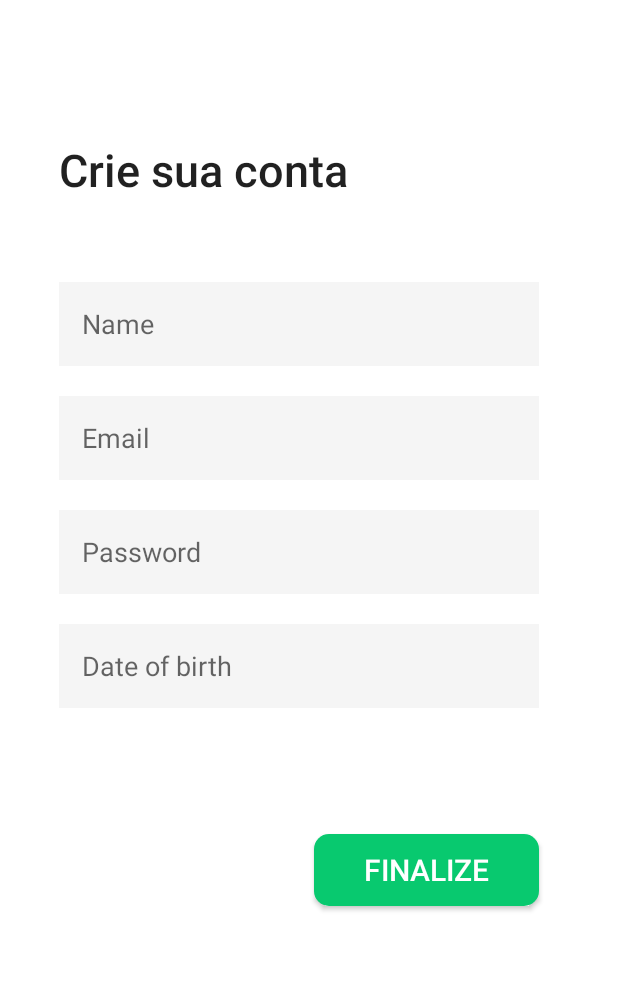
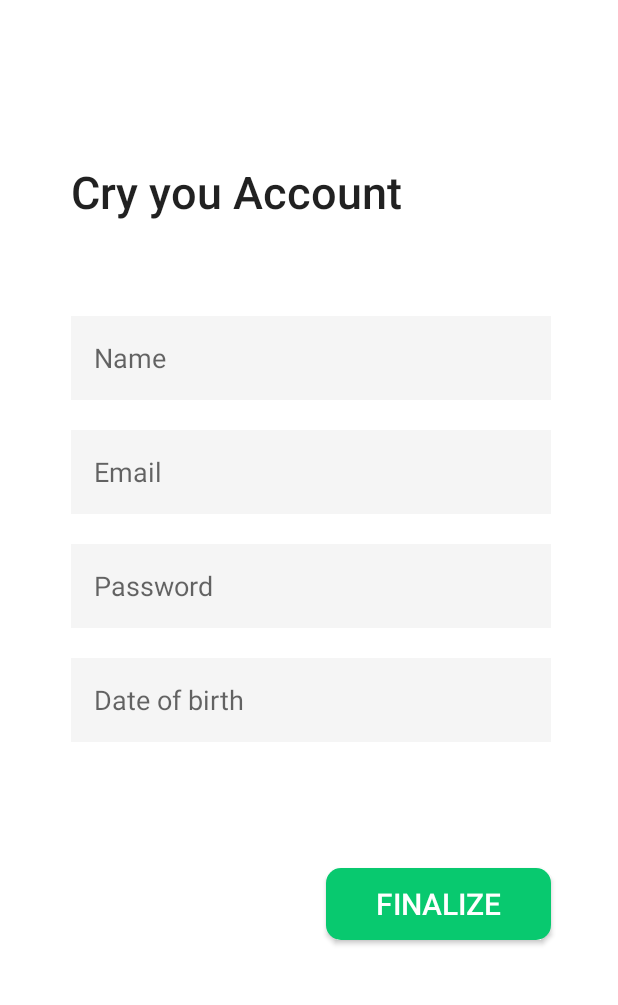
Before and after one commit to theualves/ProjetoAndroidStudioKotlin, an Android app: the tela_cadastro screen opened directly, with no data from a screen before it, on a phone screen of 412 x 824 dp, the part 179-1184 px from its top. Run offline under Robolectric (Android 15) with nearby library versions, the phone set to English and light mode, and no system bars.

Commit message:
commit tree

```diff
--- a/app/src/main/res/layout-land/activity_tela_cadastro.xml
+++ b/app/src/main/res/layout-land/activity_tela_cadastro.xml
@@ -78,9 +78,9 @@
 
     <TextView
         android:id="@+id/textView4"
-        android:layout_width="196dp"
+        android:layout_width="270dp"
         android:layout_height="39dp"
-        android:text="Crie sua conta"
+        android:text="@string/cryAccount"
         android:textAppearance="@style/TextAppearance.AppCompat.Body2"
         android:textSize="30dp"
         app:layout_constraintBottom_toBottomOf="parent"
--- a/app/src/main/res/layout/activity_tela_cadastro.xml
+++ b/app/src/main/res/layout/activity_tela_cadastro.xml
@@ -10,7 +10,7 @@
         android:id="@+id/editTextTextPersonName2"
         android:layout_width="320dp"
         android:layout_height="56dp"
-        android:layout_marginTop="56dp"
+        android:layout_marginTop="64dp"
         android:background="@drawable/custom_edittext"
         android:ems="10"
         android:hint="@string/login_name"
@@ -78,17 +78,17 @@
 
     <TextView
         android:id="@+id/textView4"
-        android:layout_width="196dp"
+        android:layout_width="270dp"
         android:layout_height="39dp"
-        android:text="Crie sua conta"
+        android:text="@string/cryAccount"
         android:textAppearance="@style/TextAppearance.AppCompat.Body2"
         android:textSize="30dp"
         app:layout_constraintBottom_toBottomOf="parent"
         app:layout_constraintEnd_toEndOf="parent"
-        app:layout_constraintHorizontal_bias="0.182"
+        app:layout_constraintHorizontal_bias="0.333"
         app:layout_constraintStart_toStartOf="parent"
         app:layout_constraintTop_toTopOf="parent"
-        app:layout_constraintVertical_bias="0.27" />
+        app:layout_constraintVertical_bias="0.289" />
 
     <ImageView
         android:id="@+id/imageView3"
--- a/app/src/main/res/values/strings.xml
+++ b/app/src/main/res/values/strings.xml
@@ -13,6 +13,7 @@
     <string name="finalizeRegs">Finalize</string>
     <string name="welcome">Welcome,</string>
     <string name="accessMenu">Access menu</string>
+    <string name="cryAccount">Cry you Account</string>
     <string name="textApp">Cidade Limpa focuses on the city environmental issues.</string>
 
     <string name="textApp2">The app aims to encourage the population to become more
```
Also changed, not shown: 1 other file.
